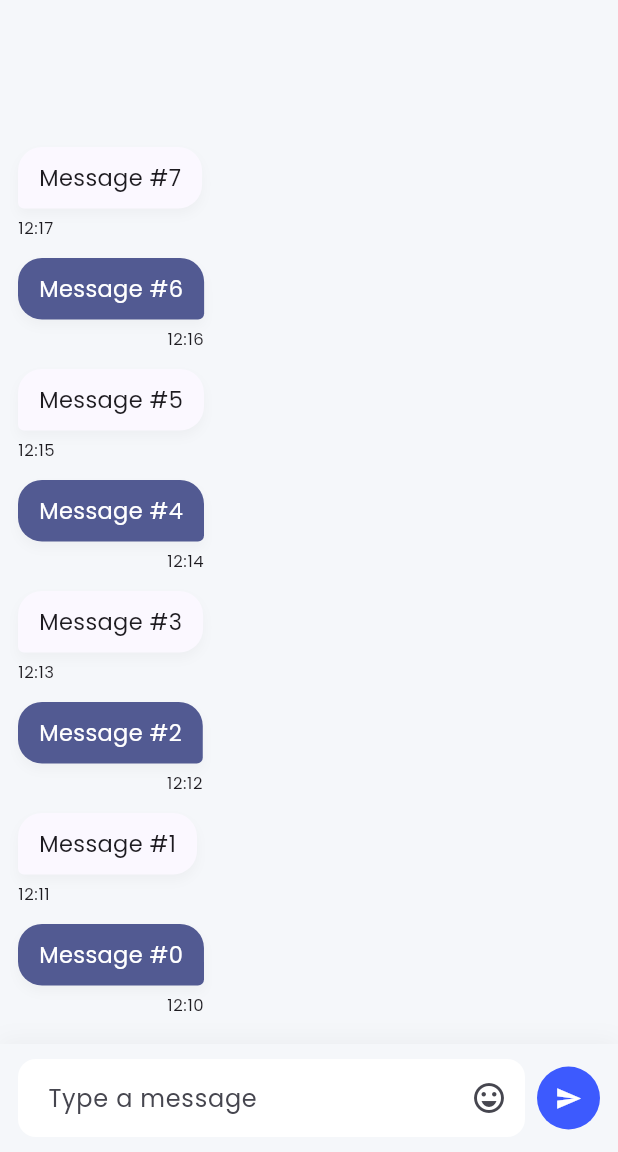
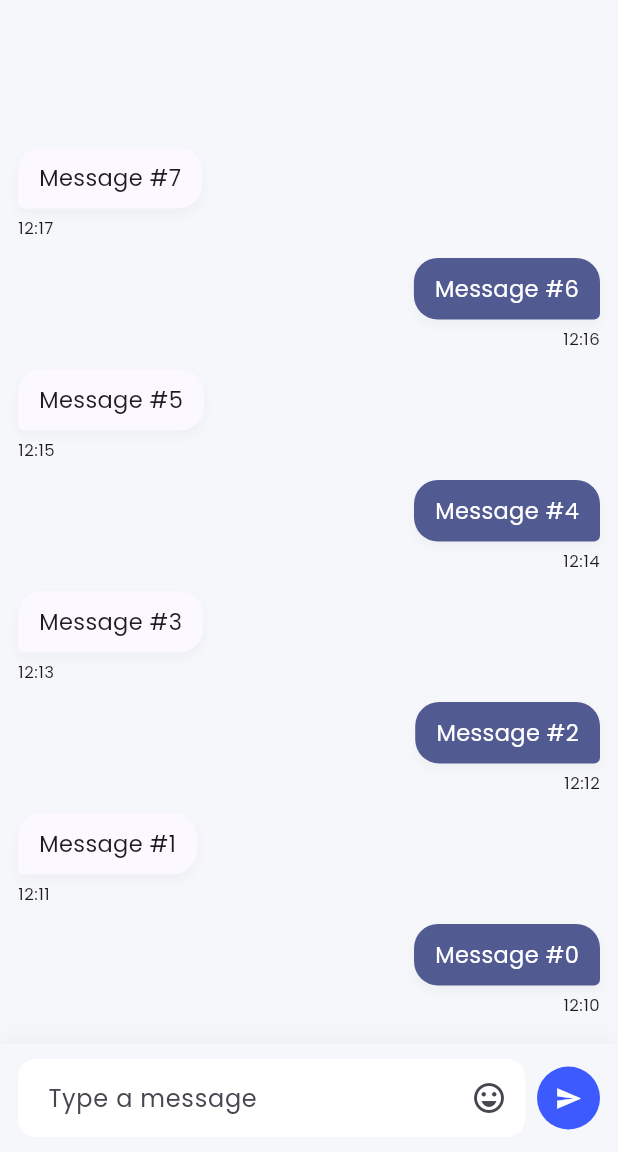
Before and after one commit to ArdhanaGusti/whatsapp-clone, a Flutter app: the ChatRoomPage screen opened by its route, on a phone screen of 412 x 824 dp, the part 84-1236 px from its top. Run offline on Flutter 3.47's test engine with Material 3 defaults, Android fonts, the phone set to English and light mode, and no system bars; our stand-ins replace google_fonts.

Commit message:
Fix position of bubble chat

```diff
--- a/mobile_front_end/lib/widgets/chat_bubble.dart
+++ b/mobile_front_end/lib/widgets/chat_bubble.dart
@@ -19,8 +19,8 @@ class ChatBubble extends StatelessWidget {
       bottomRight: Radius.circular(isMe ? 4 : radius),
     );
 
-    return ConstrainedBox(
-      constraints: BoxConstraints(maxWidth: MediaQuery.of(context).size.width * 0.75),
+    return SizedBox(
+      width: MediaQuery.of(context).size.width,
       child: Column(
         crossAxisAlignment: align,
         children: [
```
